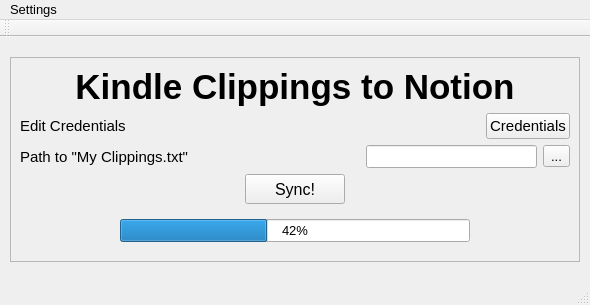
First picture: the form in gui/main.ui, repository SenaThenu/kindle-clippings-to-notion, before the edit.
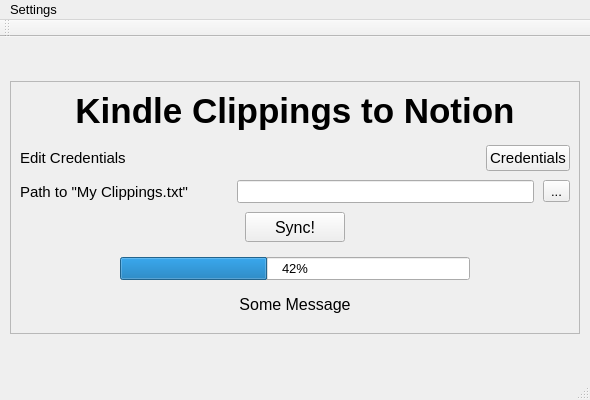
Second picture: the form after the edit.

Commit message: allowed browsing path for the user

```diff
--- a/gui/main.ui
+++ b/gui/main.ui
@@ -7,7 +7,7 @@
     <x>0</x>
     <y>0</y>
     <width>590</width>
-    <height>305</height>
+    <height>400</height>
    </rect>
   </property>
   <property name="sizePolicy">
@@ -19,7 +19,7 @@
   <property name="maximumSize">
    <size>
     <width>600</width>
-    <height>325</height>
+    <height>400</height>
    </size>
   </property>
   <property name="font">
@@ -74,6 +74,9 @@
        <enum>QFrame::Raised</enum>
       </property>
       <layout class="QVBoxLayout" name="verticalLayout_3">
+       <property name="spacing">
+        <number>9</number>
+       </property>
        <item alignment="Qt::AlignHCenter|Qt::AlignVCenter">
         <widget class="QLabel" name="label">
          <property name="maximumSize">
@@ -99,6 +102,9 @@
        </item>
        <item>
         <layout class="QVBoxLayout" name="mainForm">
+         <property name="topMargin">
+          <number>5</number>
+         </property>
          <item>
           <layout class="QHBoxLayout" name="credentials">
            <item>
@@ -159,6 +165,9 @@
              <property name="orientation">
               <enum>Qt::Horizontal</enum>
              </property>
+             <property name="sizeType">
+              <enum>QSizePolicy::Maximum</enum>
+             </property>
              <property name="sizeHint" stdset="0">
               <size>
                <width>40</width>
@@ -254,6 +263,21 @@
              </property>
             </widget>
            </item>
+           <item>
+            <widget class="QLabel" name="syncStatusMessage">
+             <property name="font">
+              <font>
+               <pointsize>12</pointsize>
+              </font>
+             </property>
+             <property name="text">
+              <string>Some Message</string>
+             </property>
+             <property name="alignment">
+              <set>Qt::AlignCenter</set>
+             </property>
+            </widget>
+           </item>
           </layout>
          </item>
         </layout>
```
The commit also changes 2 other files.
